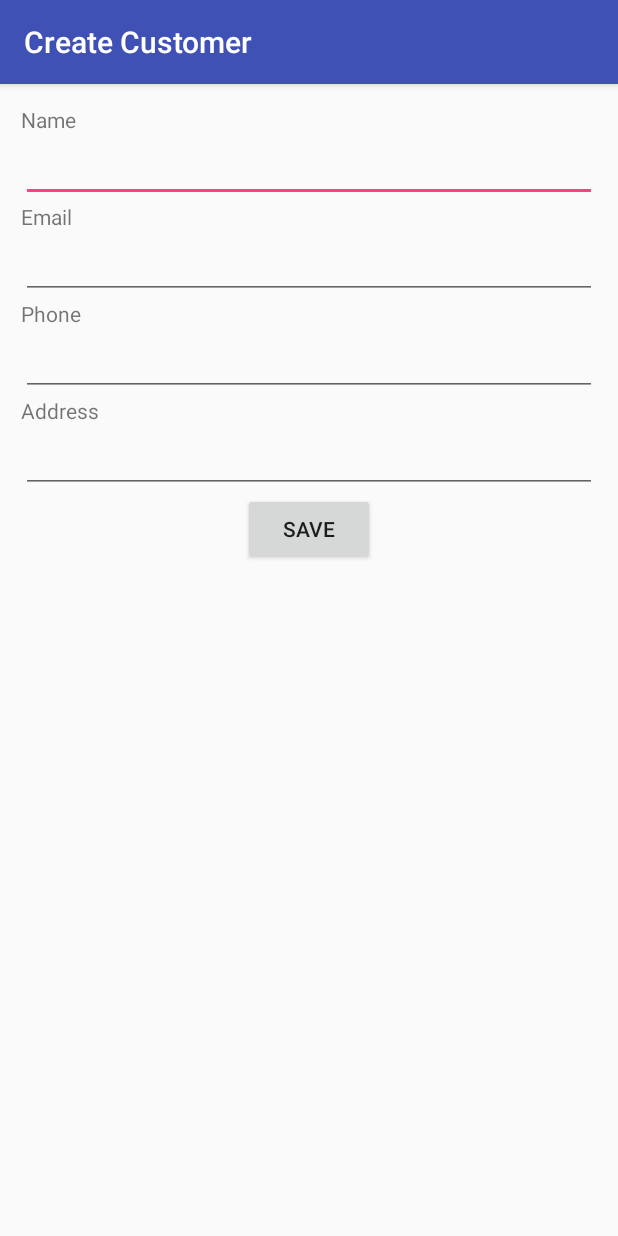
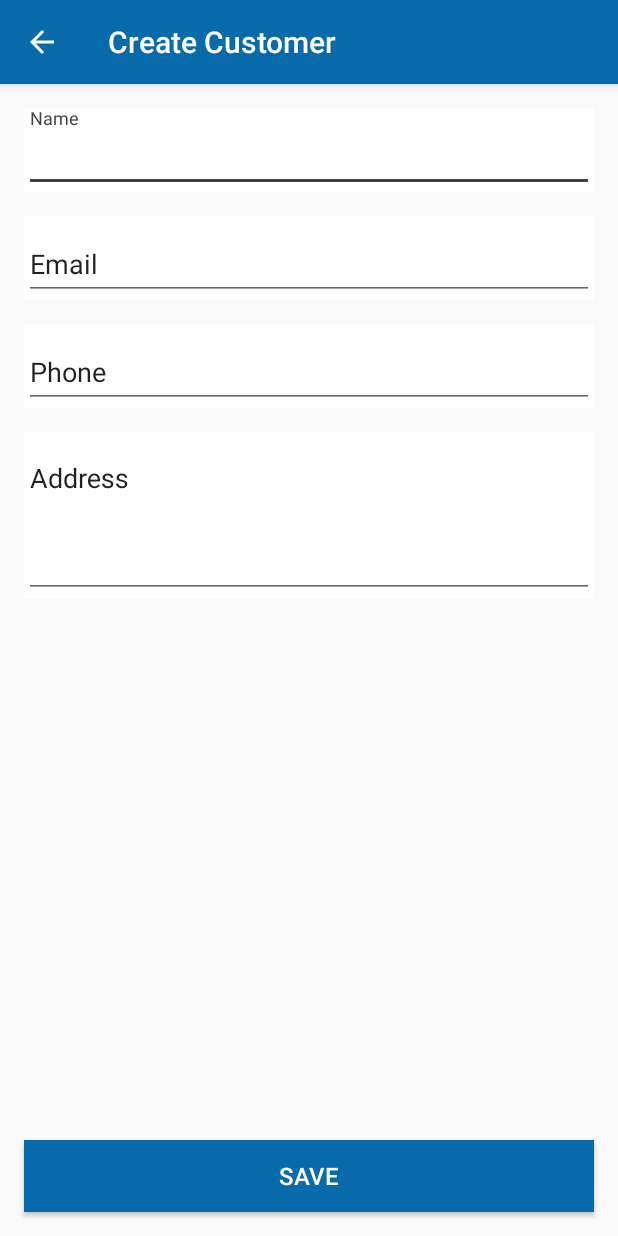
Before and after one commit to jedinrk/DiamondSale, an Android app: the CreateCustomerActivity screen opened directly, with no data from a screen before it, on a phone screen of 412 x 824 dp. Run offline under Robolectric (Android 15) with nearby library versions, the phone set to English and light mode, and no system bars.

Commit message:
customer add layout modified

```diff
--- a/app/src/main/AndroidManifest.xml
+++ b/app/src/main/AndroidManifest.xml
@@ -35,8 +35,18 @@
 
         <activity android:name=".Activity.CreateCustomerActivity"
             android:label="@string/create_customer"
-            android:theme="@style/AppTheme.NoActionBar"/>
-        <activity android:name=".Activity.CreateInvoiceActivity" />
+            android:theme="@style/AppTheme.NoActionBar">
+            <meta-data
+                android:name="android.support.PARENT_ACTIVITY"
+                android:value=".Activity.MainActivity" />
+        </activity>
+
+        <activity android:name=".Activity.CreateInvoiceActivity" >
+
+            <meta-data
+                android:name="android.support.PARENT_ACTIVITY"
+                android:value=".Activity.MainActivity" />
+        </activity>
 
     </application>
 
--- a/app/src/main/java/com/logiticks/diamondsale/Activity/CreateCustomerActivity.java
+++ b/app/src/main/java/com/logiticks/diamondsale/Activity/CreateCustomerActivity.java
@@ -3,9 +3,11 @@ package com.logiticks.diamondsale.Activity;
 import android.os.Bundle;
 import android.os.PersistableBundle;
 import android.support.annotation.Nullable;
+import android.support.v4.app.NavUtils;
 import android.support.v7.app.AppCompatActivity;
 import android.support.v7.widget.Toolbar;
 import android.util.Log;
+import android.view.MenuItem;
 import android.view.View;
 import android.widget.Button;
 import android.widget.EditText;
@@ -41,6 +43,8 @@ public class CreateCustomerActivity extends AppCompatActivity {
 
         Toolbar toolbar = (Toolbar) findViewById(R.id.toolbar);
         setSupportActionBar(toolbar);
+        getSupportActionBar().setDisplayHomeAsUpEnabled(true);
+
 
         customerName = (EditText) findViewById(R.id.editTextCustomerName);
         customerEmail = (EditText) findViewById(R.id.editTextCustomerEmail);
@@ -100,4 +104,15 @@ public class CreateCustomerActivity extends AppCompatActivity {
 
 
     }
+
+    @Override
+    public boolean onOptionsItemSelected(MenuItem item) {
+        switch (item.getItemId()) {
+            case android.R.id.home:
+                NavUtils.navigateUpFromSameTask(this);
+                return true;
+            default:
+                return super.onOptionsItemSelected(item);
+        }
+    }
 }
--- a/app/src/main/res/layout/activity_create_customer.xml
+++ b/app/src/main/res/layout/activity_create_customer.xml
@@ -20,88 +20,99 @@
 
     </android.support.design.widget.AppBarLayout>
 
+    <RelativeLayout
+        android:layout_width="match_parent"
+        android:layout_height="match_parent">
+
+
+        <Button
+            android:id="@+id/buttonSave"
+            android:layout_width="match_parent"
+            android:layout_height="wrap_content"
+            android:layout_alignParentBottom="true"
+            android:layout_gravity="center_horizontal"
+            android:background="@color/colorPrimary"
+            android:textColor="@color/white"
+            android:text="SAVE"
+            android:textSize="16sp"
+            android:layout_margin="16dp"/>
+
         <LinearLayout
             android:layout_width="match_parent"
             android:layout_height="match_parent"
-        android:orientation="vertical"
-        android:padding="14dp">
+            android:layout_above="@id/buttonSave"
+            android:orientation="vertical">
 
-
-
-        <LinearLayout
+            <android.support.design.widget.TextInputLayout
                 android:layout_width="match_parent"
                 android:layout_height="wrap_content"
-            android:orientation="vertical">
-
-            <TextView
-                android:layout_width="wrap_content"
-                android:layout_height="wrap_content"
-                android:text="Name"/>
+                android:background="@color/white"
+                android:textColorHint="?attr/editTextColor"
+                android:layout_margin="16dp">
 
                 <EditText
                     android:id="@+id/editTextCustomerName"
                     android:layout_width="match_parent"
-                android:layout_height="wrap_content" />
+                    android:layout_height="wrap_content"
+                    android:hint="@string/name" />
 
-        </LinearLayout>
+            </android.support.design.widget.TextInputLayout>
 
-        <LinearLayout
+
+            <android.support.design.widget.TextInputLayout
                 android:layout_width="match_parent"
                 android:layout_height="wrap_content"
-            android:orientation="vertical">
-
-            <TextView
-                android:layout_width="wrap_content"
-                android:layout_height="wrap_content"
-                android:text="Email"/>
+                android:background="@color/white"
+                android:textColorHint="?attr/editTextColor"
+                android:layout_marginBottom="16dp"
+                android:layout_marginLeft="16dp"
+                android:layout_marginRight="16dp">
 
                 <EditText
                     android:id="@+id/editTextCustomerEmail"
                     android:layout_width="match_parent"
-                android:layout_height="wrap_content" />
+                    android:layout_height="wrap_content"
+                    android:hint="@string/email" />
 
-        </LinearLayout>
+            </android.support.design.widget.TextInputLayout>
 
-        <LinearLayout
+            <android.support.design.widget.TextInputLayout
                 android:layout_width="match_parent"
                 android:layout_height="wrap_content"
-            android:orientation="vertical">
-
-            <TextView
-                android:layout_width="wrap_content"
-                android:layout_height="wrap_content"
-                android:text="Phone"/>
+                android:background="@color/white"
+                android:textColorHint="?attr/editTextColor"
+                android:layout_marginBottom="16dp"
+                android:layout_marginLeft="16dp"
+                android:layout_marginRight="16dp">
 
                 <EditText
                     android:id="@+id/editTextCustomerPhone"
                     android:layout_width="match_parent"
-                android:layout_height="wrap_content" />
+                    android:layout_height="wrap_content"
+                    android:hint="@string/Phone" />
 
-        </LinearLayout>
+            </android.support.design.widget.TextInputLayout>
 
-        <LinearLayout
+            <android.support.design.widget.TextInputLayout
                 android:layout_width="match_parent"
                 android:layout_height="wrap_content"
-            android:orientation="vertical">
-
-            <TextView
-                android:layout_width="wrap_content"
-                android:layout_height="wrap_content"
-                android:text="Address"/>
+                android:background="@color/white"
+                android:textColorHint="?attr/editTextColor"
+                android:layout_marginBottom="16dp"
+                android:layout_marginLeft="16dp"
+                android:layout_marginRight="16dp">
 
                 <EditText
                     android:id="@+id/editTextCustomerAddress"
                     android:layout_width="match_parent"
-                android:layout_height="wrap_content" />
+                    android:layout_height="100dp"
+                    android:gravity="start"
+                    android:hint="@string/address" />
+
+            </android.support.design.widget.TextInputLayout>
+
 
         </LinearLayout>
 
-        <Button
-            android:id="@+id/buttonSave"
-            android:layout_width="wrap_content"
-            android:layout_height="wrap_content"
-            android:layout_gravity="center_horizontal"
-            android:text="SAVE"/>
-
+    </RelativeLayout>
 </LinearLayout>
-</LinearLayout>
--- a/app/src/main/res/values/colors.xml
+++ b/app/src/main/res/values/colors.xml
@@ -1,7 +1,7 @@
 <?xml version="1.0" encoding="utf-8"?>
 <resources>
-    <color name="colorPrimary">#3F51B5</color>
-    <color name="colorPrimaryDark">#303F9F</color>
-    <color name="colorAccent">#FF4081</color>
+    <color name="colorPrimary">#076bab</color>
+    <color name="colorPrimaryDark">#044e91</color>
+    <color name="colorAccent">#424242</color>
     <color name="white">#FFFFFF</color>
 </resources>
--- a/app/src/main/res/values/strings.xml
+++ b/app/src/main/res/values/strings.xml
@@ -6,5 +6,9 @@
     <string name="create_customer">Create Customer</string>
     <string name="create_diamond">Create Diamond</string>
     <string name="product_id">Product Id</string>
+    <string name="name">Name</string>
+    <string name="address">Address</string>
+    <string name="email">Email</string>
+    <string name="Phone">Phone</string>
 
 </resources>
```
Lines whose indentation alone changed are shown as unchanged.
